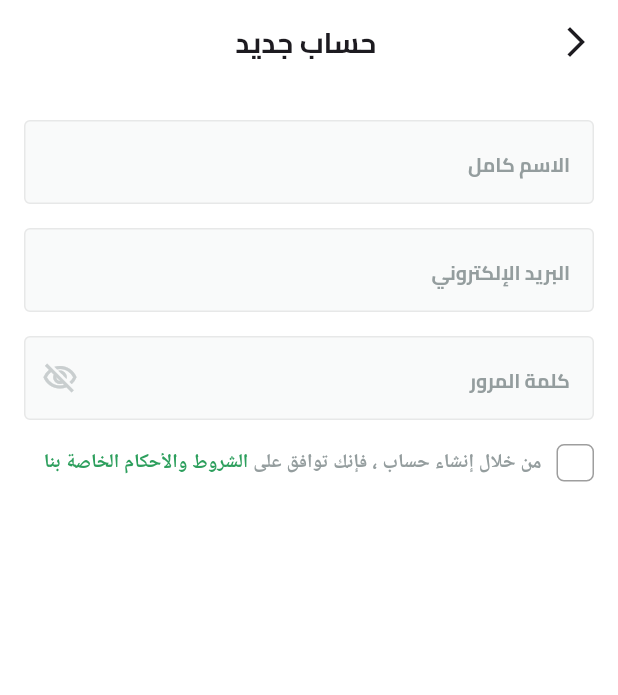
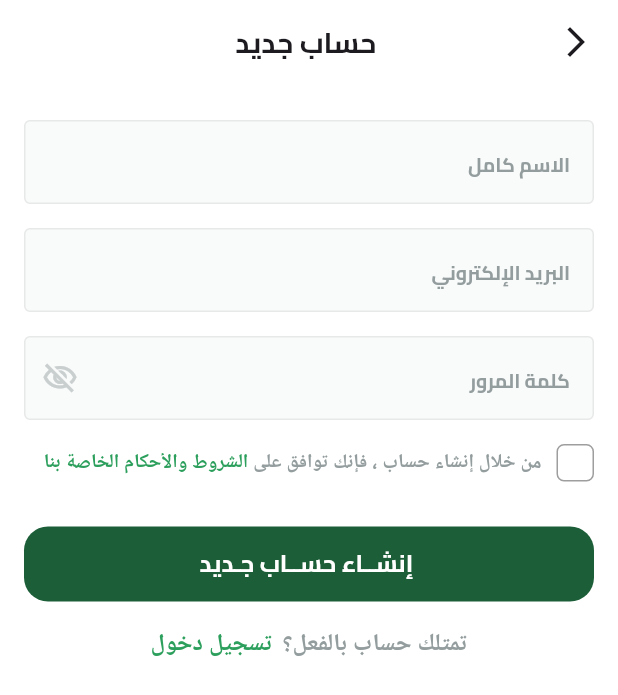
Before and after one commit to Elywa/FruitsHub, a Flutter app: the SignupView screen opened by its route, on a phone screen of 412 x 824 dp. Shown: the top 695 px of the screen. Run offline on Flutter 3.47's test engine with Material 3 defaults, Android fonts, the phone set to English and light mode, and no system bars; our stand-ins replace dots_indicator, flutter_svg, shared_preferences; missing offline and left inert: dart:ffi; accounts and stored records are empty.

Commit message:
finish signup ui

```diff
--- /dev/null
+++ b/lib/features/auth/presentation/views/widgets/have_an_account_widget.dart
@@ -0,0 +1,31 @@
+import 'package:flutter/material.dart';
+import 'package:fruits_hub/core/utils/app_text_styles.dart';
+
+class HaveAnAccountWidget extends StatelessWidget {
+  const HaveAnAccountWidget({super.key});
+
+  @override
+  Widget build(BuildContext context) {
+    return GestureDetector(
+      onTap: () {
+        Navigator.pop(context);
+      },
+      child: Text.rich(
+        TextSpan(
+          children: [
+            TextSpan(
+              text: 'تمتلك حساب بالفعل؟',
+              style: AppTextStyles.bold16.copyWith(color: Color(0xFF949D9E)),
+            ),
+            TextSpan(text: '  '),
+            TextSpan(
+              text: 'تسجيل دخول',
+              style: AppTextStyles.bold16.copyWith(color: Color(0xFF2D9F5D)),
+            ),
+          ],
+        ),
+        textAlign: TextAlign.center,
+      ),
+    );
+  }
+}
--- a/lib/features/auth/presentation/views/widgets/signup_view_body.dart
+++ b/lib/features/auth/presentation/views/widgets/signup_view_body.dart
@@ -1,6 +1,8 @@
 import 'package:flutter/material.dart';
+import 'package:fruits_hub/core/widgets/custom_button.dart';
 import 'package:fruits_hub/features/auth/presentation/views/widgets/accept_terms_widget.dart';
 import 'package:fruits_hub/features/auth/presentation/views/widgets/custom_text_form_field.dart';
+import 'package:fruits_hub/features/auth/presentation/views/widgets/have_an_account_widget.dart';
 
 class SignupViewBody extends StatelessWidget {
   const SignupViewBody({super.key});
@@ -24,6 +26,14 @@ class SignupViewBody extends StatelessWidget {
             ),
             SizedBox(height: 16),
             AcceptTermsWidget(),
+            SizedBox(height: 30),
+            CustomButton(
+              text: " إنشــاء حســاب جـديد",
+              onPressed: () {},
+              isVisible: true,
+            ),
+            SizedBox(height: 16),
+            HaveAnAccountWidget(),
           ],
         ),
       ),
```
